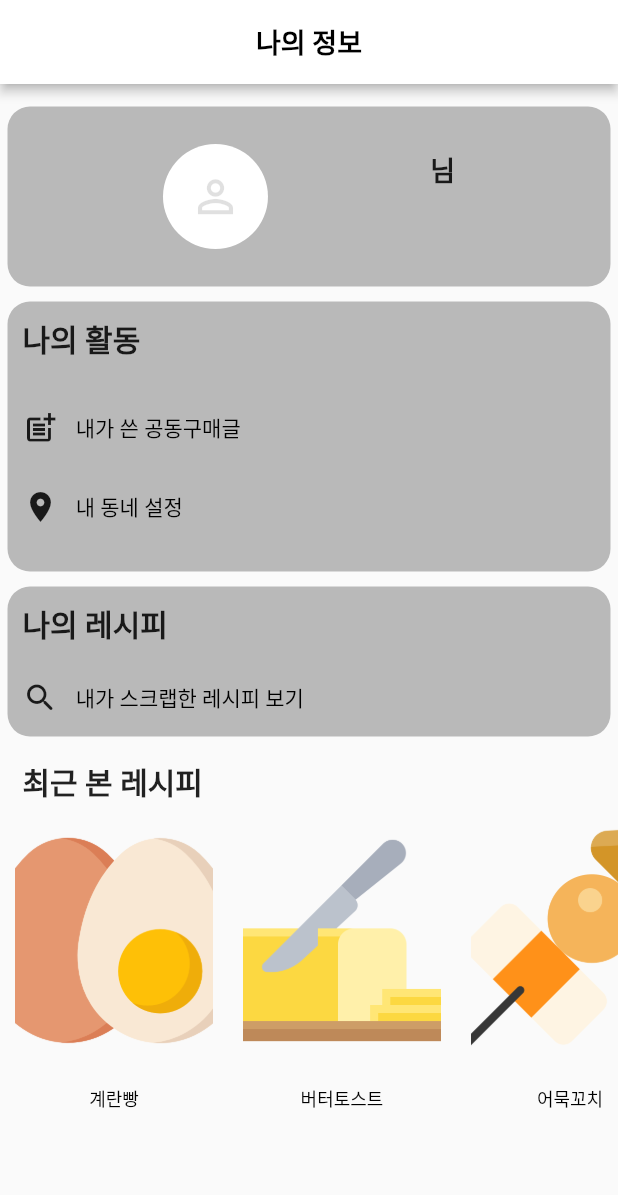
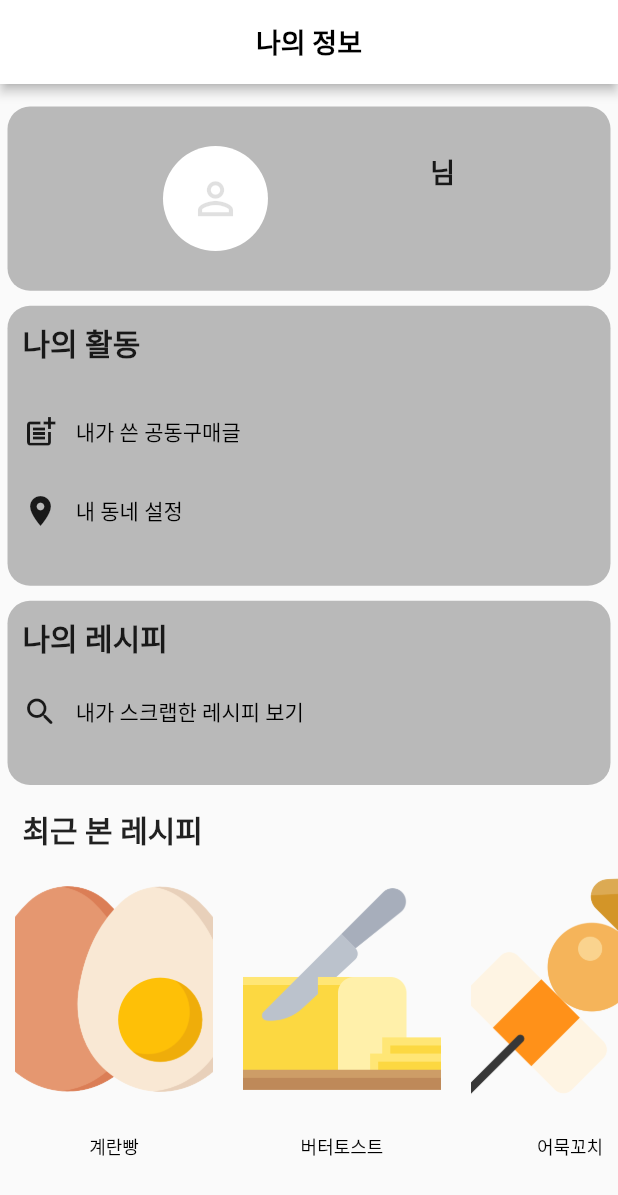
Before and after one commit to 2022EvenBetter/HomeAloneRecipe, a Flutter app: the UserPage screen opened directly, on a phone screen of 412 x 824 dp. Shown: the top 1195 px of the screen. Run offline on Flutter 3.47's test engine with Material 2 defaults, Android fonts, the phone set to English and light mode, and no system bars; our stand-ins replace cached_network_image, cloud_firestore, dropdown_button2, firebase_auth, firebase_core, firebase_database and 5 more; missing offline and left inert: bottom_drawer, dart:ffi, xml2json; accounts and stored records are empty.

Commit message:
feat: redesign UserPage

```diff
--- a/lib/screen/userPage.dart
+++ b/lib/screen/userPage.dart
@@ -50,12 +50,14 @@ class _UserPage extends State<UserPage> {
         backgroundColor: Colors.white,
         automaticallyImplyLeading: false,
       ),
-      body: ListView(
+      body: Column(
         children: [
           SizedBox(
             height: 15.0,
           ),
-          Padding(
+          Expanded(
+              flex : 2,
+              child: Padding(
               padding: EdgeInsets.fromLTRB(5, 0, 5, 5),
               child: Container(
                 height: 120,
@@ -107,16 +109,20 @@ class _UserPage extends State<UserPage> {
                 ),
               ),
             ),
+          ),
+
 
           // 2번째 박스!
           SizedBox(
             height: 5.0,
           ),
+      Expanded(
+        flex : 3,
+        child:
         Padding(
             padding: EdgeInsets.fromLTRB(5, 0, 5, 5),
+
               child: Container(
-              height: 180,
-              width: 500,
               // alignment: Alignment.center,
               decoration: BoxDecoration(
                 color: Colors.black26,
@@ -178,12 +184,16 @@ class _UserPage extends State<UserPage> {
                 ],
               ),
             ),
+
           ),
-
+      ),
           // 3번째 박스!!
           SizedBox(
             height: 5.0,
           ),
+      Expanded(
+        flex : 2,
+        child:
         Padding(
             padding: EdgeInsets.fromLTRB(5, 0, 5, 5),
             child: Container(
@@ -229,10 +239,11 @@ class _UserPage extends State<UserPage> {
               ),
             ),
           ),
-
+      ),
           SizedBox(
             height: 10.0,
           ),
+
           Row(
             crossAxisAlignment: CrossAxisAlignment.start,
             children: [
@@ -244,6 +255,9 @@ class _UserPage extends State<UserPage> {
             ],
           ),
           //
+      Expanded(
+        flex : 4,
+        child:
         Padding(
             padding: const EdgeInsets.only(top: 5),
             child: Container(
@@ -283,7 +297,7 @@ class _UserPage extends State<UserPage> {
                   }),
             ),
           )
-          //
+      ),//
         ],
       ),
     );
```
Lines whose indentation alone changed are shown as unchanged.
